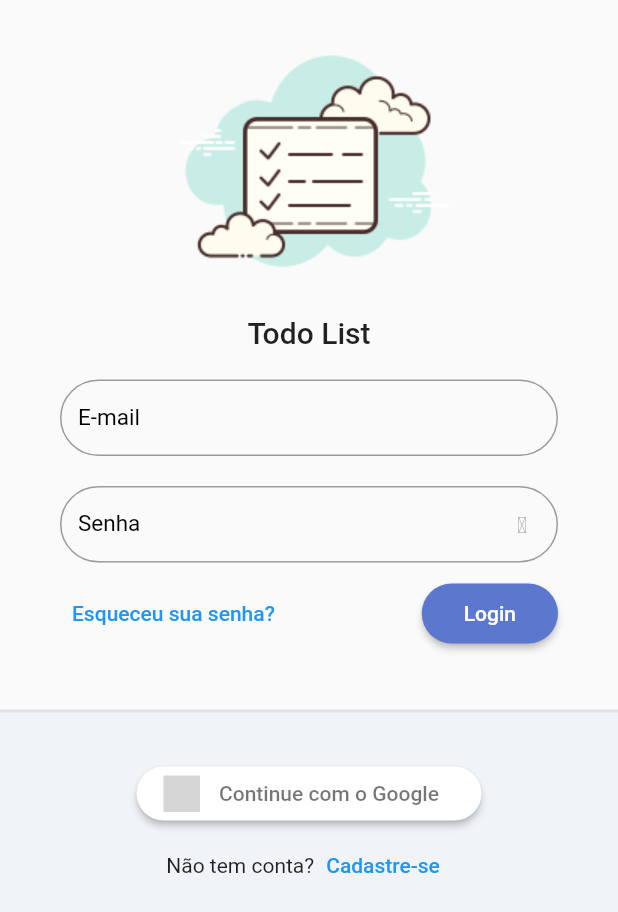
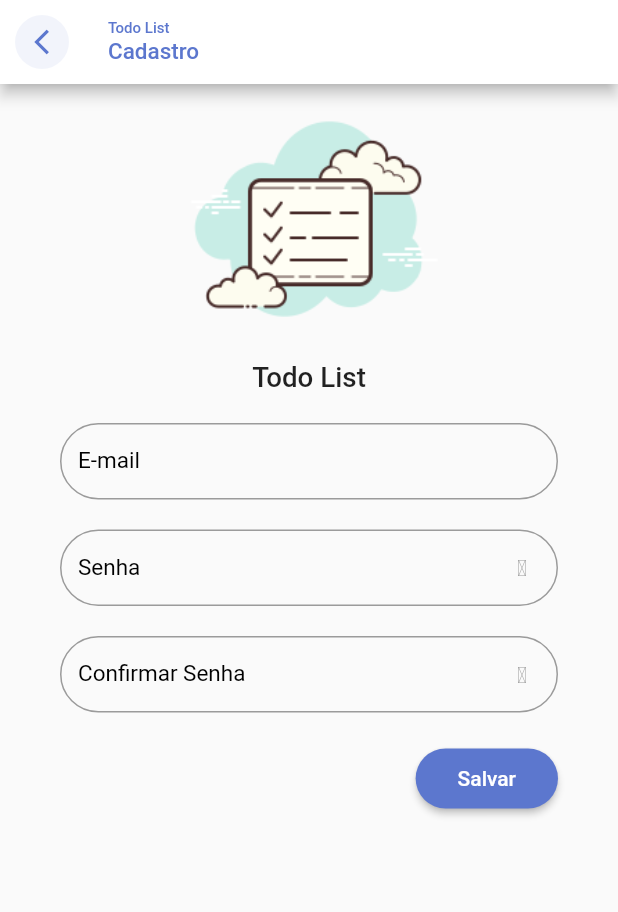
Before and after one commit to GuiPPDDH/Hands-onProviderESqliteEmArquiteturaDeModulo, a Flutter app: the screen it shows after launch, after a tap on "Cadastre-se", on a phone screen of 412 x 824 dp. Shown: the top 912 px of the screen. Run offline on Flutter 3.47's test engine with Material 2 defaults, Android fonts, the phone set to English and light mode, and no system bars; our stand-ins replace flutter_signin_button, google_fonts, sqflite, synchronized; accounts and stored records are empty; Roboto replaces fonts that are missing (Mandali); grey boxes are pictures that could not be loaded.

Commit message:
Construindo layout de tela de cadastro

```diff
--- a/lib/app/core/widget/todo_list_field.dart
+++ b/lib/app/core/widget/todo_list_field.dart
@@ -28,6 +28,7 @@ class TodoListField extends StatelessWidget {
       builder: (_, obscureTextValue, __) {
         return TextFormField(
           controller: controller,
+          validator: validator,
           decoration: InputDecoration(
             labelText: label,
             labelStyle: TextStyle(
@@ -56,7 +57,6 @@ class TodoListField extends StatelessWidget {
                     : null),
           ),
           obscureText: obscureTextValue,
-          validator: validator,
         );
       },
     );
--- a/lib/app/modules/auth/auth_module.dart
+++ b/lib/app/modules/auth/auth_module.dart
@@ -2,17 +2,23 @@ import 'package:provider/provider.dart';
 import 'package:todo_list_provider/app/core/modules/todo_list_module.dart';
 import 'package:todo_list_provider/app/modules/auth/login/login_controller.dart';
 import 'package:todo_list_provider/app/modules/auth/login/login_page.dart';
+import 'package:todo_list_provider/app/modules/auth/register/register_controller.dart';
+import 'package:todo_list_provider/app/modules/auth/register/register_page.dart';
 
 class AuthModule extends TodoListModule {
   AuthModule()
       : super(
           routers: {
             '/login': (context) => const LoginPage(),
+            '/register': (context) => const RegisterPage(),
           },
           bindings: [
             ChangeNotifierProvider(
               create: (_) => LoginController(),
             ),
+            ChangeNotifierProvider(
+              create: (_) => RegisterController(),
+            ),
           ],
         );
 }
--- a/lib/app/modules/auth/login/login_page.dart
+++ b/lib/app/modules/auth/login/login_page.dart
@@ -20,10 +20,10 @@ class LoginPage extends StatelessWidget {
               child: IntrinsicHeight(
                 child: Column(
                   children: [
-                    SizedBox(
+                    const SizedBox(
                       height: 10,
                     ),
-                    TodoListLogo(),
+                    const TodoListLogo(),
                     Padding(
                       padding: const EdgeInsets.symmetric(
                         horizontal: 40,
@@ -33,14 +33,14 @@ class LoginPage extends StatelessWidget {
                         child: Column(
                           children: [
                             TodoListField(label: 'E-mail'),
-                            SizedBox(
+                            const SizedBox(
                               height: 20,
                             ),
                             TodoListField(
                               label: 'Senha',
                               obscureText: true,
                             ),
-                            SizedBox(
+                            const SizedBox(
                               height: 10,
                             ),
                             Row(
@@ -48,17 +48,17 @@ class LoginPage extends StatelessWidget {
                               children: [
                                 TextButton(
                                   onPressed: () {},
-                                  child: Text('Esqueceu sua senha?'),
+                                  child: const Text('Esqueceu sua senha?'),
                                 ),
                                 ElevatedButton(
                                   onPressed: () {},
-                                  child: Padding(
-                                    padding: const EdgeInsets.all(12.0),
-                                    child: Text('Login'),
-                                  ),
                                   style: ElevatedButton.styleFrom(
                                     shape: RoundedRectangleBorder(
                                         borderRadius: BorderRadius.circular(20)),
+                                  ),
+                                  child: const Padding(
+                                    padding: EdgeInsets.all(12.0),
+                                    child: Text('Login'),
                                   ),
                                 ),
                               ],
@@ -67,13 +67,13 @@ class LoginPage extends StatelessWidget {
                         ),
                       ),
                     ),
-                    SizedBox(
+                    const SizedBox(
                       height: 20,
                     ),
                     Expanded(
                       child: Container(
                         decoration: BoxDecoration(
-                          color: Color(0xffF0F3F7),
+                          color: const Color(0xffF0F3F7),
                           border: Border(
                             top: BorderSide(
                               width: 2,
@@ -83,14 +83,14 @@ class LoginPage extends StatelessWidget {
                         ),
                         child: Column(
                           children: [
-                            SizedBox(
+                            const SizedBox(
                               height: 30,
                             ),
                             SignInButton(
                               Buttons.Google,
                               text: 'Continue com o Google',
                               onPressed: () {},
-                              padding: EdgeInsets.all(5),
+                              padding: const EdgeInsets.all(5),
                               shape: OutlineInputBorder(
                                   borderRadius: BorderRadius.circular(30),
                                   borderSide: BorderSide.none),
@@ -98,10 +98,12 @@ class LoginPage extends StatelessWidget {
                             Row(
                               mainAxisAlignment: MainAxisAlignment.center,
                               children: [
-                                Text('Não tem conta?'),
+                                const Text('Não tem conta?'),
                                 TextButton(
-                                  onPressed: () {},
-                                  child: Text('Cadastre-se'),
+                                  onPressed: () {
+                                    Navigator.of(context).pushNamed('/register');
+                                  },
+                                  child: const Text('Cadastre-se'),
                                 ),
                               ],
                             ),
--- /dev/null
+++ b/lib/app/modules/auth/register/register_controller.dart
@@ -0,0 +1,3 @@
+import 'package:flutter/material.dart';
+
+class RegisterController extends ChangeNotifier {}
--- /dev/null
+++ b/lib/app/modules/auth/register/register_page.dart
@@ -0,0 +1,99 @@
+import 'package:flutter/material.dart';
+import 'package:todo_list_provider/app/core/ui/theme_extension.dart';
+import 'package:todo_list_provider/app/core/widget/todo_list_field.dart';
+import 'package:todo_list_provider/app/core/widget/todo_list_logo.dart';
+
+class RegisterPage extends StatelessWidget {
+  const RegisterPage({super.key});
+
+  @override
+  Widget build(BuildContext context) {
+    return Scaffold(
+      appBar: AppBar(
+        automaticallyImplyLeading: false,
+        backgroundColor: Colors.white,
+        title: Column(
+          crossAxisAlignment: CrossAxisAlignment.start,
+          children: [
+            Text(
+              'Todo List',
+              style: TextStyle(fontSize: 10, color: context.primaryColor),
+            ),
+            Text(
+              'Cadastro',
+              style: TextStyle(fontSize: 15, color: context.primaryColor),
+            ),
+          ],
+        ),
+        leading: IconButton(
+          onPressed: () => Navigator.pop(context),
+          icon: ClipOval(
+            child: Container(
+              color: context.primaryColor.withAlpha(20),
+              padding: const EdgeInsets.all(8),
+              child: Icon(
+                Icons.arrow_back_ios_outlined,
+                size: 20,
+                color: context.primaryColor,
+              ),
+            ),
+          ),
+        ),
+      ),
+      body: ListView(
+        children: [
+          Container(
+            height: MediaQuery.of(context).size.width * 0.5,
+            child: const FittedBox(
+              child: TodoListLogo(),
+              fit: BoxFit.fitHeight,
+            ),
+          ),
+          Padding(
+            padding: const EdgeInsets.symmetric(
+              horizontal: 40,
+              vertical: 20,
+            ),
+            child: Form(
+              child: Column(
+                children: [
+                  TodoListField(label: 'E-mail'),
+                  const SizedBox(
+                    height: 20,
+                  ),
+                  TodoListField(
+                    label: 'Senha',
+                    obscureText: true,
+                  ),
+                  const SizedBox(
+                    height: 20,
+                  ),
+                  TodoListField(
+                    label: 'Confirmar Senha',
+                    obscureText: true,
+                  ),
+                  const SizedBox(
+                    height: 20,
+                  ),
+                  Align(
+                    alignment: Alignment.bottomRight,
+                    child: ElevatedButton(
+                      onPressed: () {},
+                      style: ElevatedButton.styleFrom(
+                        shape: RoundedRectangleBorder(borderRadius: BorderRadius.circular(20)),
+                      ),
+                      child: const Padding(
+                        padding: EdgeInsets.all(12.0),
+                        child: Text('Salvar'),
+                      ),
+                    ),
+                  ),
+                ],
+              ),
+            ),
+          ),
+        ],
+      ),
+    );
+  }
+}
```
